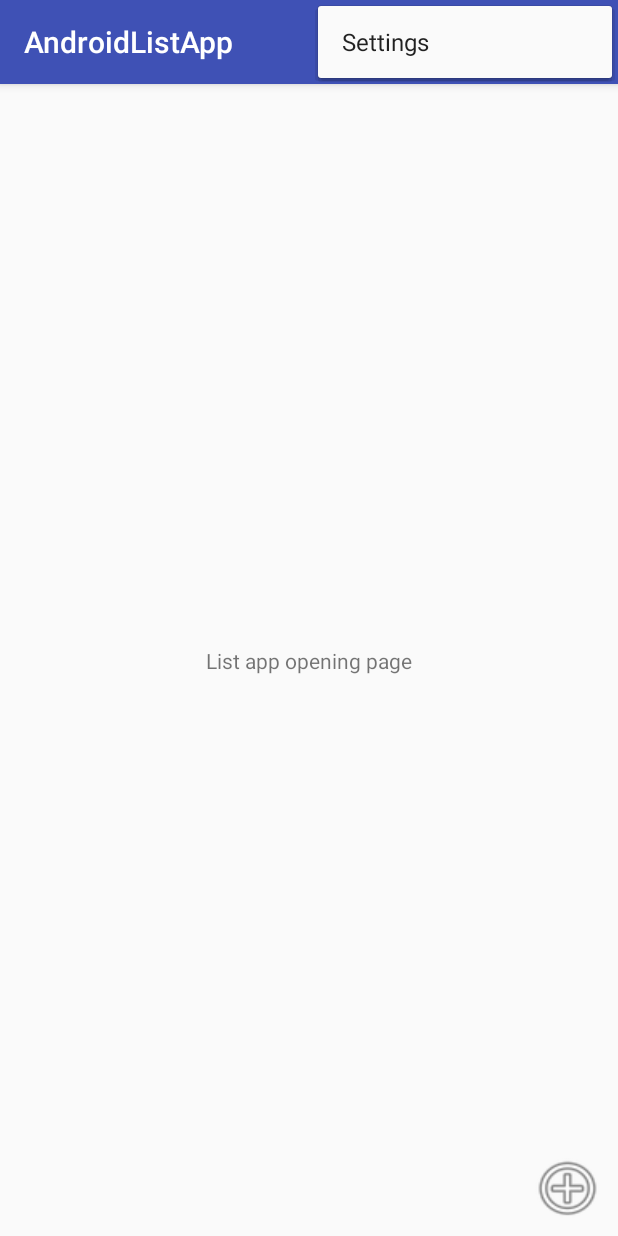
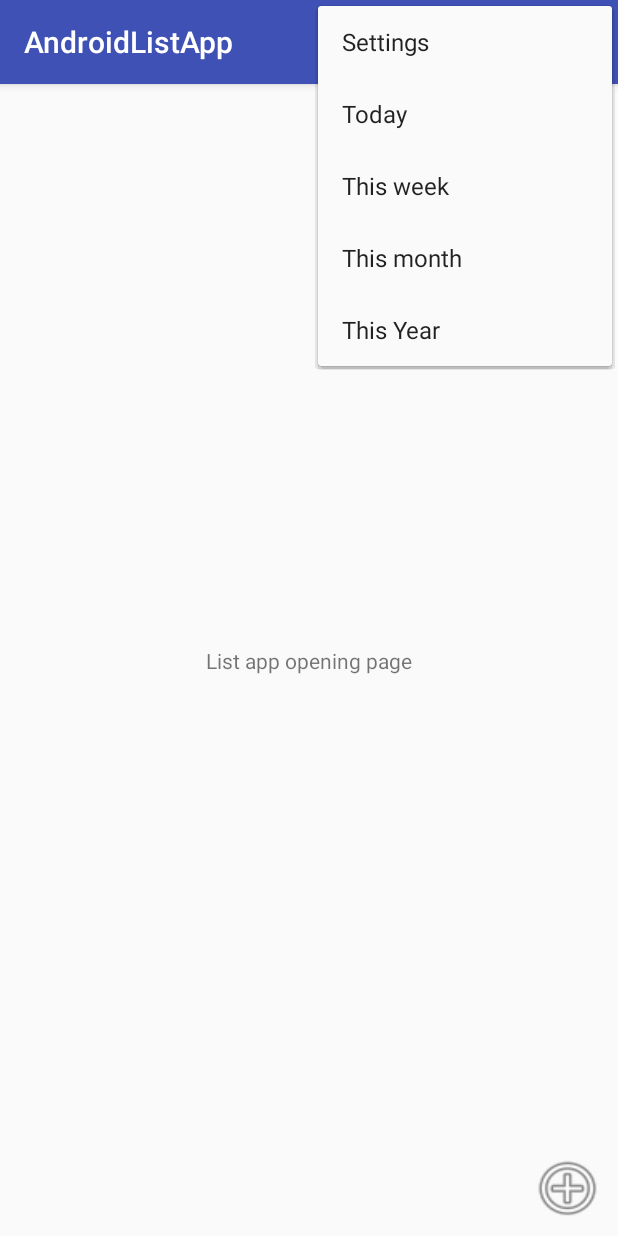
Before and after one commit to CormacCollins/ListAppAndroid, an Android app: the screen it shows after launch (MainActivity), with the options menu open, on a phone screen of 412 x 824 dp. Run offline under Robolectric (Android 15) with nearby library versions, the phone set to English and light mode, and no system bars.

Commit message:
update the caculate summary XML

```diff
--- a/app/src/main/res/menu/menu_main.xml
+++ b/app/src/main/res/menu/menu_main.xml
@@ -7,4 +7,24 @@
         android:orderInCategory="100"
         android:title="@string/action_settings"
         app:showAsAction="never" />
+    <item
+        android:id="@+id/Today"
+        android:orderInCategory="100"
+        android:title="@string/Today"
+        app:showAsAction="never" />
+    <item
+        android:id="@+id/This_Week"
+        android:orderInCategory="100"
+        android:title="@string/This_Week"
+        app:showAsAction="never" />
+    <item
+        android:id="@+id/This_Month"
+        android:orderInCategory="100"
+        android:title="@string/This_Month"
+        app:showAsAction="never" />
+    <item
+        android:id="@+id/This_year"
+        android:orderInCategory="100"
+        android:title="@string/This_Year"
+        app:showAsAction="never" />
 </menu>
--- a/app/src/main/res/values/strings.xml
+++ b/app/src/main/res/values/strings.xml
@@ -1,14 +1,21 @@
 <resources>
     <string name="app_name">AndroidListApp</string>
     <string name="action_settings">Settings</string>
+    <string name="Today">Today</string>
+    <string name="This_Week">This week</string>
+    <string name="This_Month">This month</string>
+    <string name="This_Year">This Year</string>
 
 
-    <string-array
-        name="add_item_options">
-        <item>Name</item>
-        <item>Quantity</item>
-        <item>Price</item>
-        <item>Comment</item>
-        <item>Category</item>
-    </string-array>
+
+
+
+
+
+    <!--<string-array-->
+        <!--name="add_item_options">-->
+        <!--<item>Name</item>-->
+        <!--<item>Quantity</item>-->
+        <!--<item>Price</item>-->
+    <!--</string-array>-->
 </resources>
```
Also changed, not shown: app/src/main/java/cormaccollins/utas/edu/au/CormacCollins/assignment2/MainActivity.java (+4 -4 lines).
